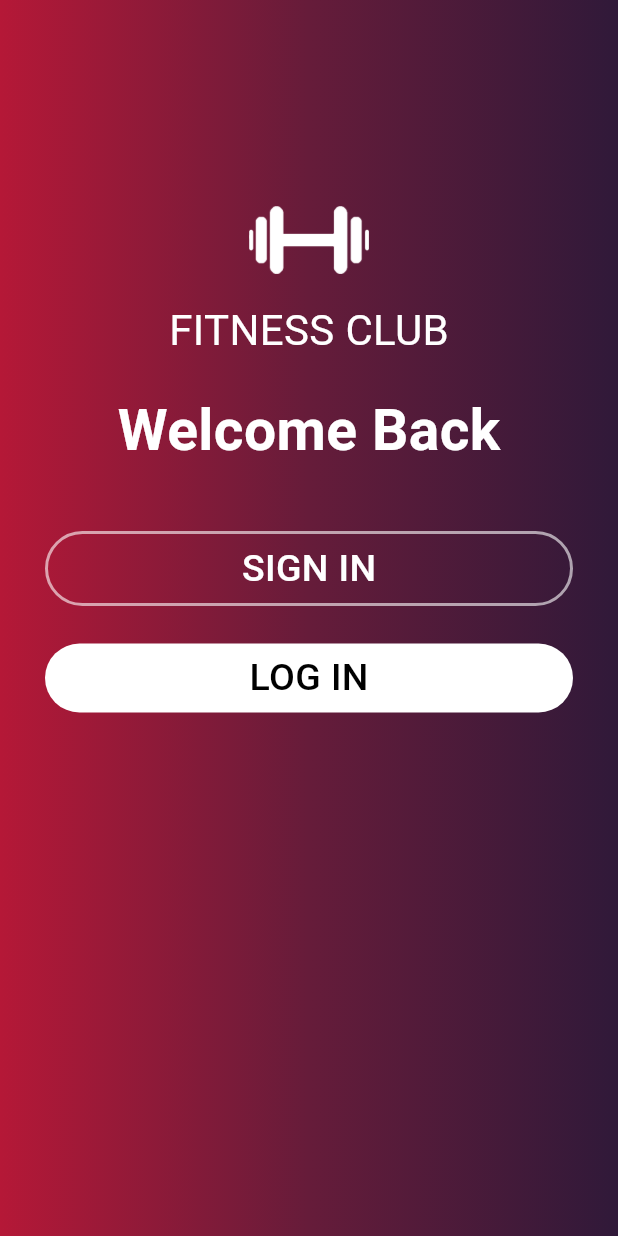
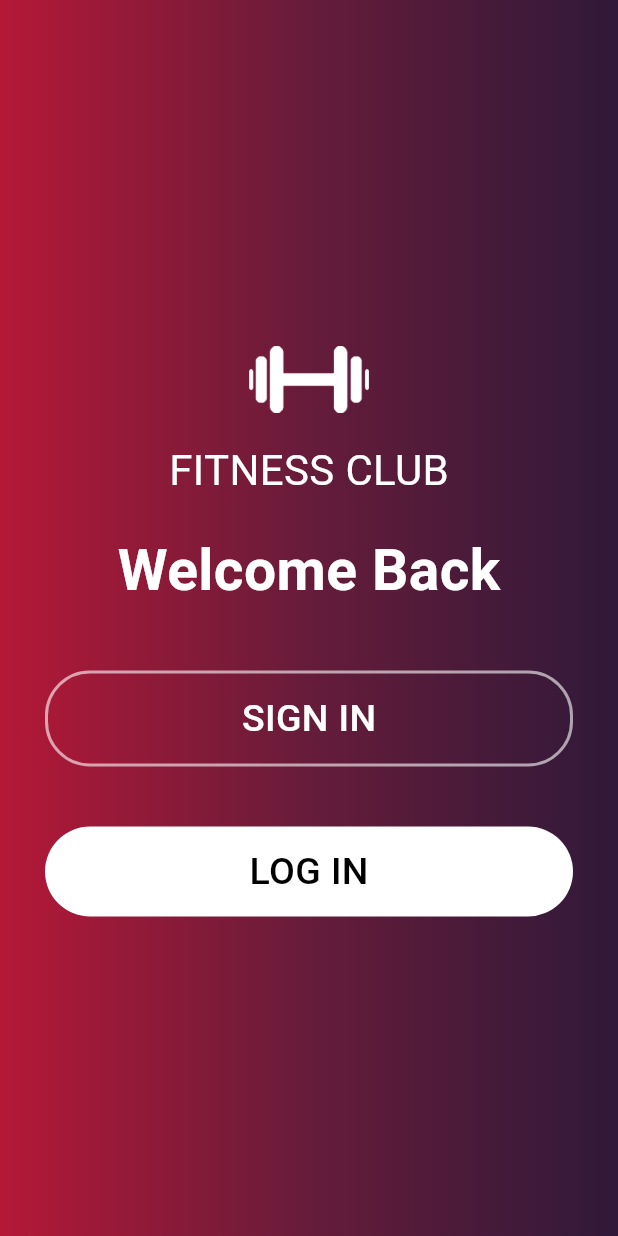
Before and after one commit to Piyushbhatt7/Login_Page, a Flutter app: the screen it shows after launch, on a phone screen of 412 x 824 dp. Run offline on Flutter 3.47's test engine with Material 3 defaults, Android fonts, the phone set to English and light mode, and no system bars.

```diff
--- a/lib/pages/onboarding.dart
+++ b/lib/pages/onboarding.dart
@@ -11,7 +11,7 @@ class _OnboardingScreenState extends State<OnboardingScreen> {
   Widget build(BuildContext context) {
     return  Scaffold(
       body: Container(
-        padding: EdgeInsets.only(top: 120.0),
+
         height: MediaQuery.of(context).size.height,
         width: MediaQuery.of(context).size.width,
         decoration: BoxDecoration(
@@ -26,6 +26,7 @@ class _OnboardingScreenState extends State<OnboardingScreen> {
           ),
         ),
         child: Column(
+          mainAxisAlignment: MainAxisAlignment.center,
           children: <Widget>[
 
             Image.asset("images/dumbell.png",
@@ -52,7 +53,7 @@ class _OnboardingScreenState extends State<OnboardingScreen> {
             SizedBox(height: 40.0,),
 
             Container(
-              padding: EdgeInsets.only(top: 5.0, bottom: 5.0),
+              padding: EdgeInsets.only(top: 12.0, bottom: 12.0),
               margin: EdgeInsets.only(left: 30.0, right: 30.0),
               width: MediaQuery.of(context).size.width,
               decoration: BoxDecoration(
@@ -67,10 +68,10 @@ class _OnboardingScreenState extends State<OnboardingScreen> {
               ),
             ),
 
-            SizedBox(height: 25.0,),
+            SizedBox(height: 40.0,),
 
             Container(
-              padding: EdgeInsets.only(top: 5.0, bottom: 5.0),
+              padding: EdgeInsets.only(top: 12.0, bottom: 12.0),
               margin: EdgeInsets.only(left: 30.0, right: 30.0),
               width: MediaQuery.of(context).size.width,
               decoration: BoxDecoration(
@@ -85,7 +86,9 @@ class _OnboardingScreenState extends State<OnboardingScreen> {
                       fontSize: 25, fontWeight: FontWeight.w500),
                 ),
               ),
-            )
+            ),
+
+
 
           ],
         ),
```
Also changed, not shown: images/face.jpg (added), images/insta.webp (added), images/search.png (added), lib/generated/assets.dart (added).
